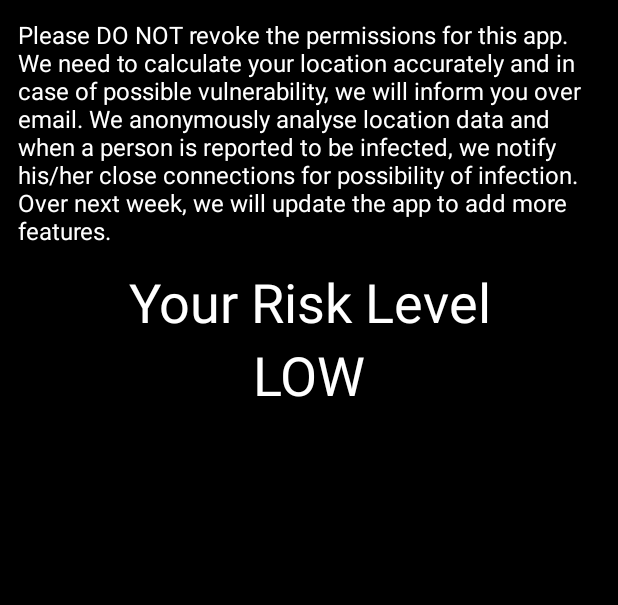
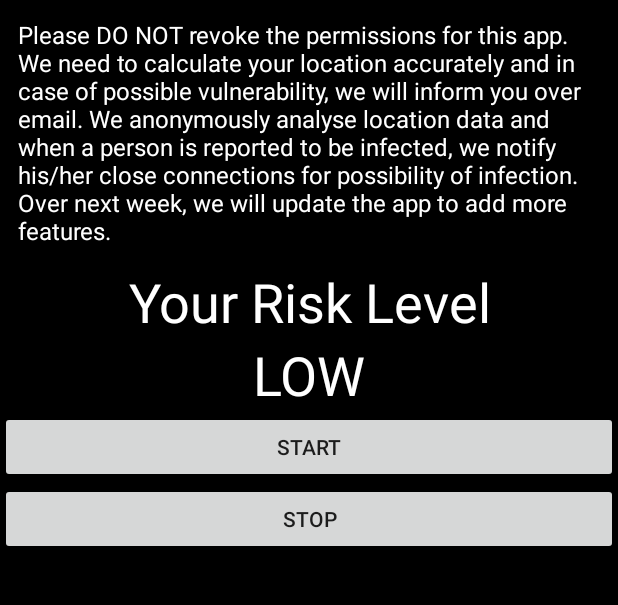
Before and after one commit to Covid-Response-Group/Covid-Contact-Mapper, an Android app: the screen it shows after launch (BluetoothActivity), on a phone screen of 412 x 824 dp, the part 84-689 px from its top. Run offline under Robolectric (Android 15) with nearby library versions, the phone set to English and light mode, and no system bars.

Commit message:
Notification from foreground service test

```diff
--- a/app/src/main/java/com/wordingly/covidcontacttracer/BluetoothActivity.java
+++ b/app/src/main/java/com/wordingly/covidcontacttracer/BluetoothActivity.java
@@ -1,169 +1,38 @@
 package com.wordingly.covidcontacttracer;
 
-import androidx.annotation.NonNull;
 import androidx.appcompat.app.AppCompatActivity;
-import androidx.core.app.ActivityCompat;
 
-import android.Manifest;
-import android.bluetooth.BluetoothA2dp;
-import android.bluetooth.BluetoothAdapter;
-import android.bluetooth.BluetoothDevice;
-import android.bluetooth.BluetoothManager;
-import android.bluetooth.BluetoothProfile;
-import android.content.BroadcastReceiver;
-import android.content.Context;
 import android.content.Intent;
-import android.content.IntentFilter;
-import android.content.pm.PackageManager;
-import android.os.Build;
 import android.os.Bundle;
-import android.os.Handler;
-import android.os.Looper;
-import android.os.SystemClock;
-import android.util.Log;
 import android.view.View;
-import android.widget.Toast;
-
-import com.google.android.material.snackbar.Snackbar;
-
-import java.lang.reflect.Method;
-import java.util.ArrayList;
-import java.util.HashSet;
-import java.util.List;
-import java.util.Set;
-
-import no.nordicsemi.android.support.v18.scanner.BluetoothLeScannerCompat;
-import no.nordicsemi.android.support.v18.scanner.ScanCallback;
-import no.nordicsemi.android.support.v18.scanner.ScanFilter;
-import no.nordicsemi.android.support.v18.scanner.ScanResult;
-import no.nordicsemi.android.support.v18.scanner.ScanSettings;
+import android.widget.Button;
 
 public class BluetoothActivity extends AppCompatActivity {
-
-    private static final String TAG = "BT Device Found";
-    BluetoothAdapter mBluetoothAdapter = null;
-
-    private static final Set<String> TARGET_DEVICE_NAME = new HashSet<String>();
-
-    static {
-        //todo: add target device name after getting device name with startDiscovery
-        TARGET_DEVICE_NAME.add("BT-S15");
-    }
-
-    private List<BluetoothDevice> mTargetDevices = new ArrayList<>();
-
-
-
-    private BluetoothAdapter BA;
 
     @Override
     protected void onCreate(Bundle savedInstanceState) {
         super.onCreate(savedInstanceState);
         setContentView(R.layout.activity_bluetooth);
-        mBluetoothAdapter = BluetoothAdapter.getDefaultAdapter();
-        if (mBluetoothAdapter == null) {
-            Log.d(TAG, "BT not supported..");
-            return;
-        }
 
-        if(!mBluetoothAdapter.isEnabled()){
-            Log.d(TAG, "BT enable.");
-            mBluetoothAdapter.enable();
-        }
-        else{
-            Log.d(TAG, "BT already enabled.");
-        }
+        Button startServiceButton = (Button)findViewById(R.id.start_foreground_service_button);
+        startServiceButton.setOnClickListener(new View.OnClickListener() {
+            @Override
+            public void onClick(View v) {
+                Intent intent = new Intent(BluetoothActivity.this, BluetoothForegroundService.class);
+                intent.setAction(BluetoothForegroundService.ACTION_START_FOREGROUND_SERVICE);
+                startService(intent);
+            }
+        });
 
-
-
+        Button stopServiceButton = (Button)findViewById(R.id.stop_foreground_service_button);
+        stopServiceButton.setOnClickListener(new View.OnClickListener() {
+            @Override
+            public void onClick(View v) {
+                Intent intent = new Intent(BluetoothActivity.this, BluetoothForegroundService.class);
+                intent.setAction(BluetoothForegroundService.ACTION_STOP_FOREGROUND_SERVICE);
+                startService(intent);
+            }
+        });
     }
 
-    @Override
-    protected void onResume() {
-        super.onResume();
-        startDiscovery();
-    }
-
-    @Override
-    protected void onStart() {
-        super.onStart();
-        IntentFilter filter = new IntentFilter();
-        filter.addAction(BluetoothDevice.ACTION_FOUND);
-        registerReceiver(mReceiver, filter);
-    }
-
-    @Override
-    protected void onStop() {
-        super.onStop();
-        unregisterReceiver(mReceiver);
-    }
-
-
-
-
-
-    private void startDiscovery() {
-        Log.d(TAG, "startDiscovery");
-        if (mBluetoothAdapter != null) {
-            mTargetDevices.clear();
-
-            Log.d(TAG, "request BT startDiscovery");
-            mBluetoothAdapter.startDiscovery();
-        } else {
-            Log.d(TAG, "mBluetoothAdapter!=null");
-        }
-    }
-
-    private void stopDiscovery() {
-        Log.d(TAG, "stopDiscovery");
-        if (mBluetoothAdapter != null) {
-            Log.d(TAG, "cancel BT Discovery");
-            mBluetoothAdapter.cancelDiscovery();
-        } else {
-            Log.d(TAG, "mBluetoothAdapter!=null");
-        }
-    }
-
-    private void createBondDiscoveredDevices() {
-        Log.d(TAG, "createBondDiscoveredDevices");
-        if (mTargetDevices.size() <= 0) {
-            Log.d(TAG, "no new discovered device");
-            return;
-        }
-        for (BluetoothDevice device : mTargetDevices) {
-            Log.d(TAG, "discovered device:" + device.getName());
-
-            if (device.getBondState() == BluetoothDevice.BOND_BONDED) {
-                Log.d(TAG, "already bonded.");
-            } else {
-                Log.d(TAG, "try to createBond..");
-            }
-        }
-    }
-
-    BroadcastReceiver mReceiver = new BroadcastReceiver() {
-        @Override
-        public void onReceive(Context context, Intent intent) {
-            String action = intent.getAction();
-
-            switch (action) {
-                case BluetoothDevice.ACTION_FOUND:
-                    BluetoothDevice device = intent.getParcelableExtra(BluetoothDevice.EXTRA_DEVICE);
-                    int  rssi = intent.getShortExtra(BluetoothDevice.EXTRA_RSSI,Short.MIN_VALUE);
-                    Log.d(TAG, "ACTION_FOUND: " + device.getName()+"__"+rssi);
-                    if (device.getName() != null && TARGET_DEVICE_NAME.contains(device.getName())) {
-                        Log.d(TAG, "target device found..");
-                        mTargetDevices.add(device);
-                    }
-                    break;
-                case BluetoothDevice.ACTION_BOND_STATE_CHANGED:
-                    int state = intent.getIntExtra(BluetoothDevice.EXTRA_BOND_STATE, -1);
-                    int previousState = intent.getIntExtra(BluetoothDevice.EXTRA_PREVIOUS_BOND_STATE, -1);
-
-                    Log.d(TAG, "ACTION_BOND_STATE_CHANGED: state:" + state + ", previous:" + previousState);
-
-                    break;
-            }
-        }
-    };
 }
--- a/app/src/main/res/layout/activity_bluetooth.xml
+++ b/app/src/main/res/layout/activity_bluetooth.xml
@@ -22,28 +22,42 @@
             android:layout_width="match_parent"
             android:layout_height="wrap_content"
             android:padding="12sp"
-            android:textSize="16sp"
-            android:textColor="@color/cardview_light_background"
-            android:text="@string/info_msg" />
+            android:text="@string/info_msg"
+            android:textColor="@android:color/background_light"
+            android:textSize="16sp" />
+
         <TextView
             android:id="@+id/tv_risk_header"
             android:layout_width="match_parent"
             android:layout_height="wrap_content"
+            android:gravity="center"
             android:paddingLeft="12sp"
             android:paddingRight="12sp"
-            android:textSize="36sp"
-            android:gravity="center"
-            android:textColor="@color/cardview_light_background"
-            android:text="@string/risk_header" />
+            android:text="@string/risk_header"
+            android:textColor="@android:color/background_light"
+            android:textSize="36sp" />
+
         <TextView
             android:id="@+id/tv_risk_value"
             android:layout_width="match_parent"
             android:layout_height="wrap_content"
+            android:gravity="center"
             android:paddingLeft="12sp"
             android:paddingRight="12sp"
-            android:textSize="36sp"
-            android:gravity="center"
-            android:textColor="@color/cardview_light_background"
-            android:text="@string/risk_value" />
+            android:text="@string/risk_value"
+            android:textColor="@android:color/background_light"
+            android:textSize="36sp" />
+
+        <Button
+            android:id="@+id/start_foreground_service_button"
+            android:layout_width="match_parent"
+            android:layout_height="wrap_content"
+            android:text="start" />
+
+        <Button
+            android:id="@+id/stop_foreground_service_button"
+            android:layout_width="match_parent"
+            android:layout_height="wrap_content"
+            android:text="stop" />
     </LinearLayout>
 </androidx.constraintlayout.widget.ConstraintLayout>
```
Also changed, not shown: app/src/main/AndroidManifest.xml (+18 -10 lines), app/src/main/java/com/wordingly/covidcontacttracer/BluetoothForegroundService.java (added, +130 -0 lines), app/src/main/java/com/wordingly/covidcontacttracer/LocationUpdatesService.java (+4 -7 lines), app/src/main/java/com/wordingly/covidcontacttracer/MainActivity.java (+1 -7 lines).
